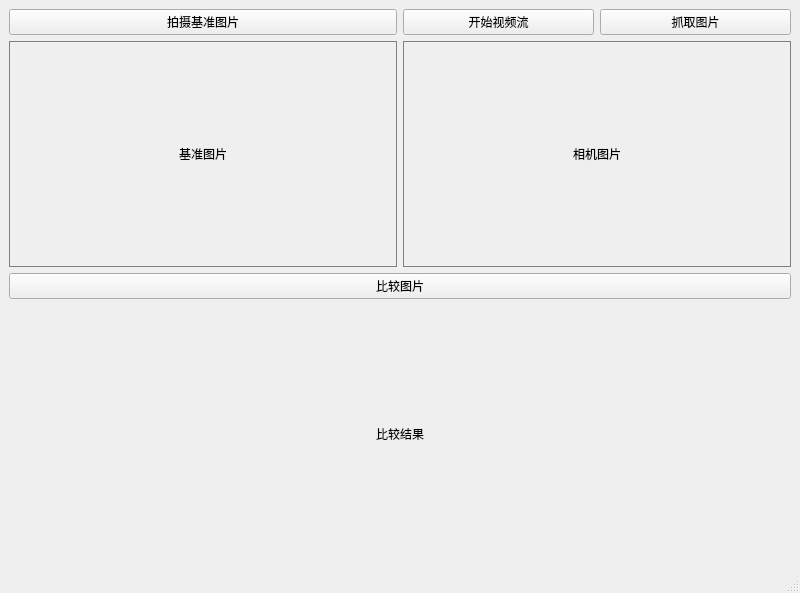
First picture: the form in ProductChecker/form/mainwindow.ui, repository MinbinGong/qt-projects, before the edit.
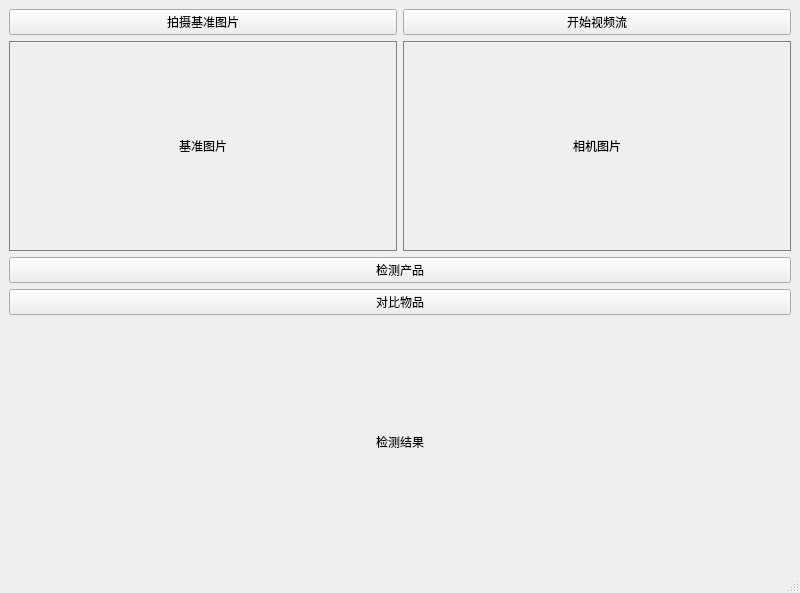
Second picture: the form after the edit.

```diff
--- a/ProductChecker/form/mainwindow.ui
+++ b/ProductChecker/form/mainwindow.ui
@@ -58,13 +58,6 @@
             </property>
            </widget>
           </item>
-          <item>
-           <widget class="QPushButton" name="captureImageBtn">
-            <property name="text">
-             <string>抓取图片</string>
-            </property>
-           </widget>
-          </item>
          </layout>
         </item>
         <item>
@@ -90,17 +83,26 @@
       </item>
      </layout>
     </item>
+
+    <item>
+     <widget class="QPushButton" name="detectBtn">
+      <property name="text">
+       <string>检测产品</string>
+      </property>
+     </widget>
+    </item>
+
     <item>
      <widget class="QPushButton" name="compareBtn">
       <property name="text">
-       <string>比较图片</string>
+       <string>对比物品</string>
       </property>
      </widget>
     </item>
     <item>
      <widget class="QLabel" name="resultLabel">
       <property name="text">
-       <string>比较结果</string>
+       <string>检测结果</string>
       </property>
       <property name="alignment">
        <set>Qt::AlignCenter</set>
```
Left out of the diff: 1 changed line with no effect on the pictures.
